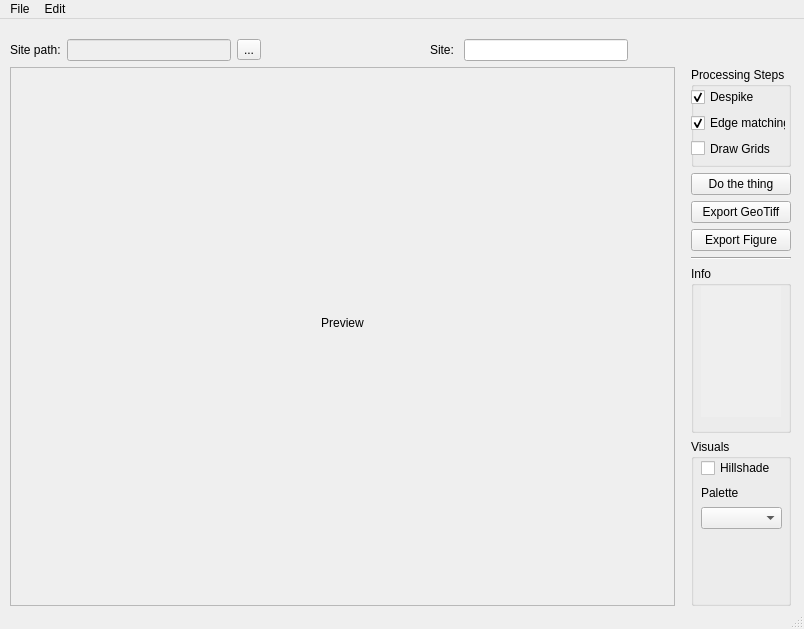
Qt form mainwindow.ui (arthurHamel/GeoUI) before a commit.
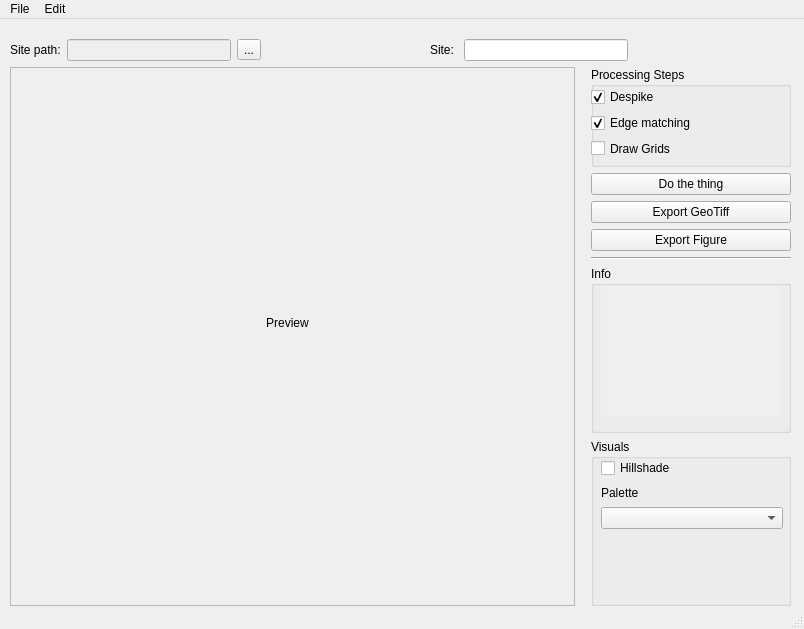
The same form after that commit.

Patch:
```diff
--- a/mainwindow.ui
+++ b/mainwindow.ui
@@ -97,7 +97,7 @@
            <rect>
             <x>0</x>
             <y>0</y>
-            <width>658</width>
+            <width>558</width>
             <height>533</height>
            </rect>
           </property>
@@ -106,7 +106,7 @@
             <rect>
              <x>6</x>
              <y>9</y>
-             <width>651</width>
+             <width>541</width>
              <height>491</height>
             </rect>
            </property>
@@ -147,7 +147,7 @@
            </property>
            <property name="minimumSize">
             <size>
-             <width>100</width>
+             <width>200</width>
              <height>100</height>
             </size>
            </property>
@@ -159,7 +159,7 @@
              <rect>
               <x>0</x>
               <y>20</y>
-              <width>95</width>
+              <width>191</width>
               <height>71</height>
              </rect>
             </property>
@@ -227,7 +227,7 @@
           <widget class="QGroupBox" name="groupBox_2">
            <property name="minimumSize">
             <size>
-             <width>100</width>
+             <width>200</width>
              <height>100</height>
             </size>
            </property>
@@ -239,13 +239,13 @@
              <rect>
               <x>10</x>
               <y>20</y>
-              <width>80</width>
+              <width>180</width>
               <height>131</height>
              </rect>
             </property>
             <property name="minimumSize">
              <size>
-              <width>80</width>
+              <width>180</width>
               <height>100</height>
              </size>
             </property>
@@ -271,7 +271,7 @@
           <widget class="QGroupBox" name="groupBox_3">
            <property name="minimumSize">
             <size>
-             <width>100</width>
+             <width>200</width>
              <height>100</height>
             </size>
            </property>
@@ -289,13 +289,19 @@
              <rect>
               <x>10</x>
               <y>19</y>
-              <width>81</width>
+              <width>182</width>
               <height>71</height>
              </rect>
             </property>
             <layout class="QVBoxLayout" name="verticalLayout_4">
              <item>
               <widget class="QCheckBox" name="vis_hs">
+               <property name="minimumSize">
+                <size>
+                 <width>180</width>
+                 <height>0</height>
+                </size>
+               </property>
                <property name="text">
                 <string>Hillshade</string>
                </property>
```
